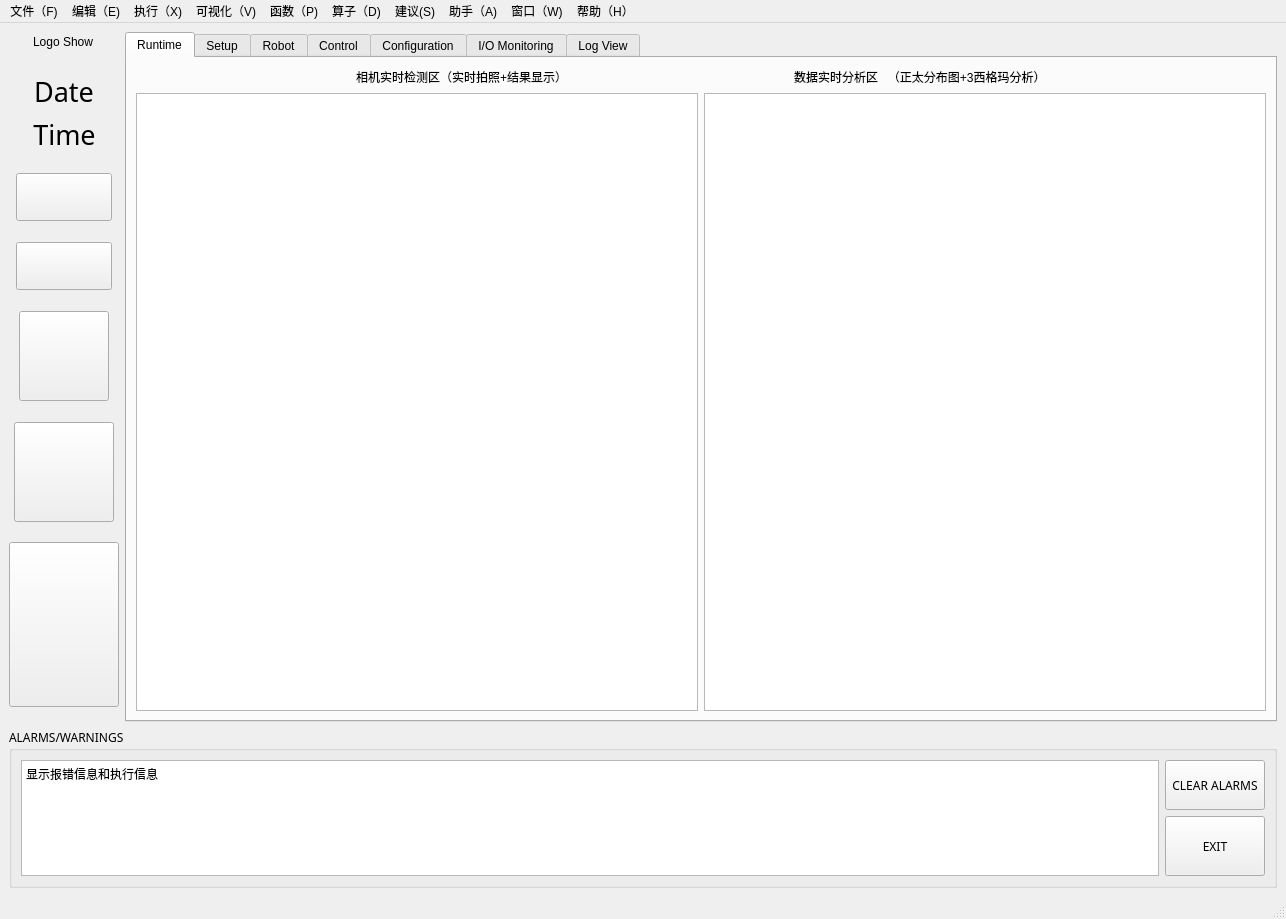
First picture: the form in InspectionSystem/mainwindow.ui, repository ziqianwenxuan/Machine-vision-inspection-system, before the edit.
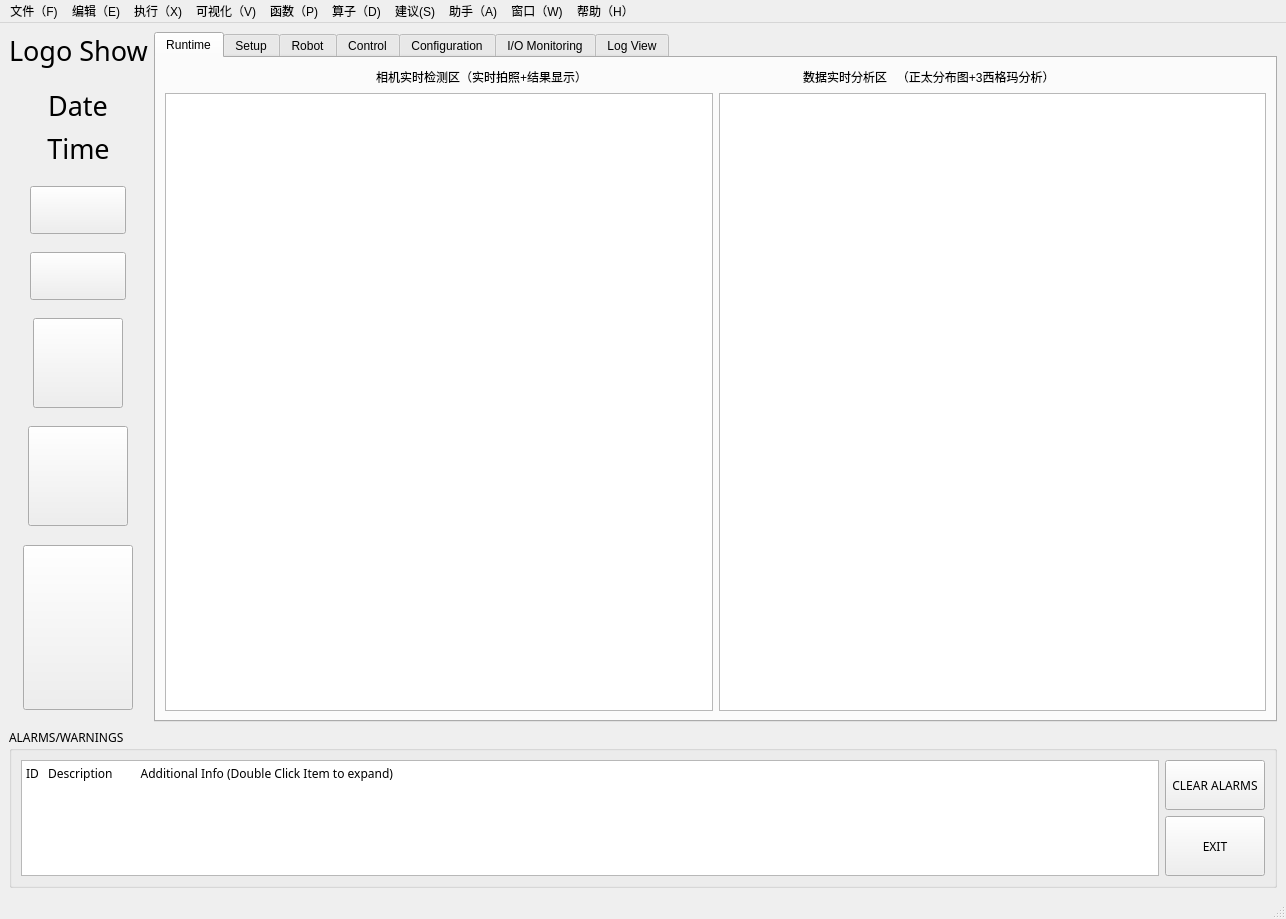
Second picture: the form after the edit. Icons and pictures are not drawn.

Commit message: 图片显示OK

Patch:
```diff
--- a/InspectionSystem/mainwindow.ui
+++ b/InspectionSystem/mainwindow.ui
@@ -42,6 +42,12 @@
             </item>
             <item>
              <widget class="QLabel" name="LogoShow">
+              <property name="font">
+               <font>
+                <family>楷体</family>
+                <pointsize>20</pointsize>
+               </font>
+              </property>
               <property name="text">
                <string>Logo Show</string>
               </property>
@@ -661,7 +667,9 @@
 &lt;html&gt;&lt;head&gt;&lt;meta name=&quot;qrichtext&quot; content=&quot;1&quot; /&gt;&lt;style type=&quot;text/css&quot;&gt;
 p, li { white-space: pre-wrap; }
 &lt;/style&gt;&lt;/head&gt;&lt;body style=&quot; font-family:'黑体'; font-size:9pt; font-weight:400; font-style:normal;&quot;&gt;
-&lt;p style=&quot; margin-top:0px; margin-bottom:0px; margin-left:0px; margin-right:0px; -qt-block-indent:0; text-indent:0px;&quot;&gt;&lt;span style=&quot; font-family:'SimSun';&quot;&gt;显示报错信息和执行信息&lt;/span&gt;&lt;/p&gt;&lt;/body&gt;&lt;/html&gt;</string>
+&lt;p style=&quot; margin-top:0px; margin-bottom:0px; margin-left:0px; margin-right:0px; -qt-block-indent:0; text-indent:0px;&quot;&gt;&lt;span style=&quot; font-family:'SimSun';&quot;&gt;ID   Description         Additional Info (Double Click Item to expand)&lt;/span&gt;&lt;/p&gt;
+&lt;p style=&quot;-qt-paragraph-type:empty; margin-top:0px; margin-bottom:0px; margin-left:0px; margin-right:0px; -qt-block-indent:0; text-indent:0px; font-family:'SimSun';&quot;&gt;&lt;br /&gt;&lt;/p&gt;
+&lt;p style=&quot;-qt-paragraph-type:empty; margin-top:0px; margin-bottom:0px; margin-left:0px; margin-right:0px; -qt-block-indent:0; text-indent:0px; font-family:'黑体';&quot;&gt;&lt;br /&gt;&lt;/p&gt;&lt;/body&gt;&lt;/html&gt;</string>
              </property>
             </widget>
            </item>
```
The commit also changes 2 other files.
